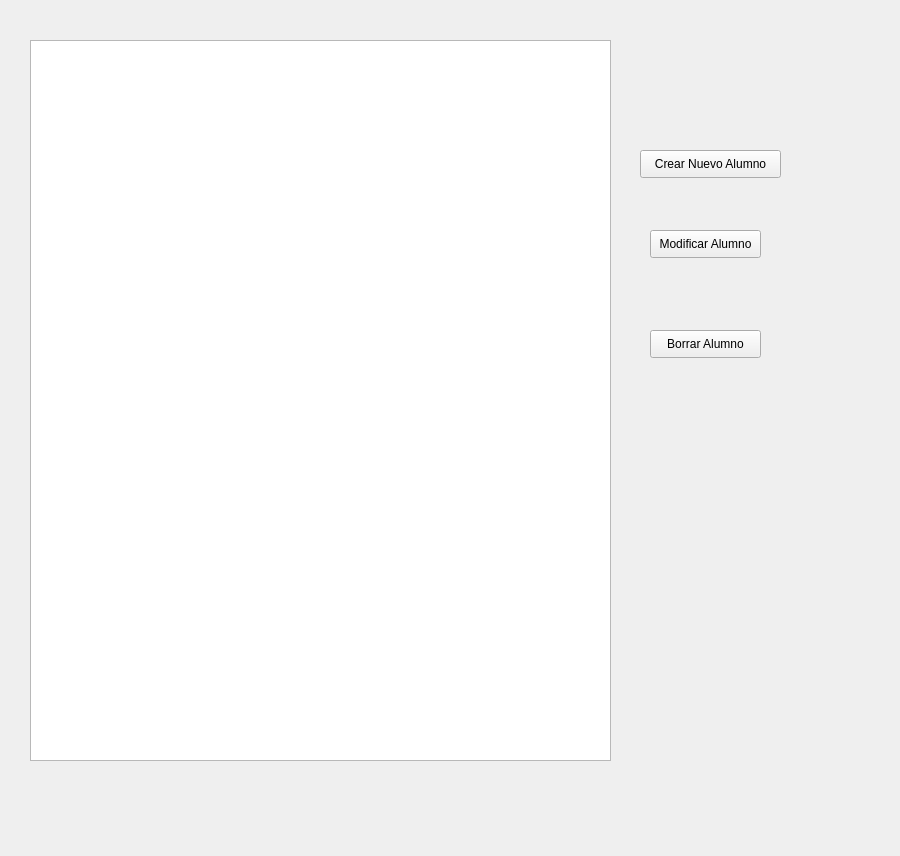
This is TFGapp/TFGapp/menuAlumno.ui in tfgapp/tfg as Qt 5 draws it before an edit. The edited form follows.
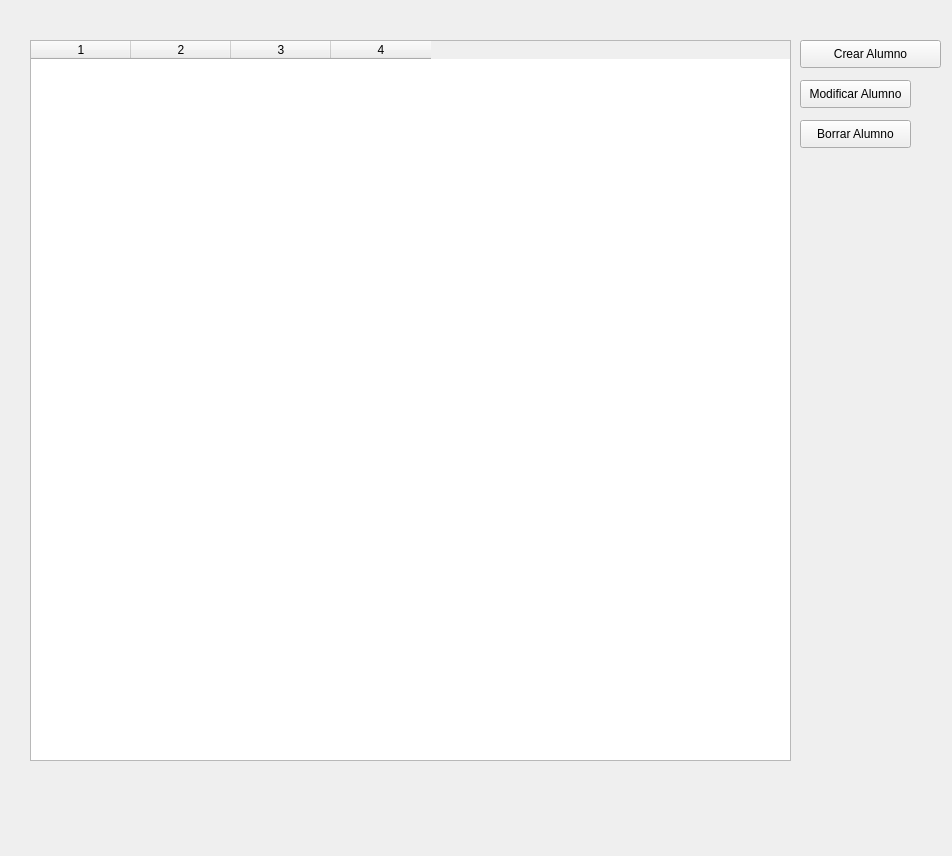
This is the edited form.

Commit message: Añadido mas campos al visualizar alumnos y profesores

What changed in the file:
```diff
--- a/TFGapp/TFGapp/menuAlumno.ui
+++ b/TFGapp/TFGapp/menuAlumno.ui
@@ -6,7 +6,7 @@
    <rect>
     <x>0</x>
     <y>0</y>
-    <width>900</width>
+    <width>952</width>
     <height>856</height>
    </rect>
   </property>
@@ -16,31 +16,47 @@
   <widget class="QPushButton" name="botonCrearAlummno">
    <property name="geometry">
     <rect>
-     <x>640</x>
-     <y>150</y>
+     <x>800</x>
+     <y>40</y>
      <width>141</width>
      <height>28</height>
     </rect>
    </property>
    <property name="text">
-    <string>Crear Nuevo Alumno</string>
+    <string>Crear Alumno</string>
    </property>
   </widget>
   <widget class="QTableWidget" name="listaAlumnos">
+   <property name="enabled">
+    <bool>true</bool>
+   </property>
    <property name="geometry">
     <rect>
      <x>30</x>
      <y>40</y>
-     <width>581</width>
+     <width>761</width>
      <height>721</height>
     </rect>
    </property>
+   <property name="mouseTracking">
+    <bool>false</bool>
+   </property>
+   <property name="showGrid">
+    <bool>false</bool>
+   </property>
+   <property name="columnCount">
+    <number>4</number>
+   </property>
+   <column/>
+   <column/>
+   <column/>
+   <column/>
   </widget>
   <widget class="QPushButton" name="botonBorrarAlumno">
    <property name="geometry">
     <rect>
-     <x>650</x>
-     <y>330</y>
+     <x>800</x>
+     <y>120</y>
      <width>111</width>
      <height>28</height>
     </rect>
@@ -52,8 +68,8 @@
   <widget class="QPushButton" name="botonModificarAlumno">
    <property name="geometry">
     <rect>
-     <x>650</x>
-     <y>230</y>
+     <x>800</x>
+     <y>80</y>
      <width>111</width>
      <height>28</height>
     </rect>
```
The commit also changes 6 other files.
